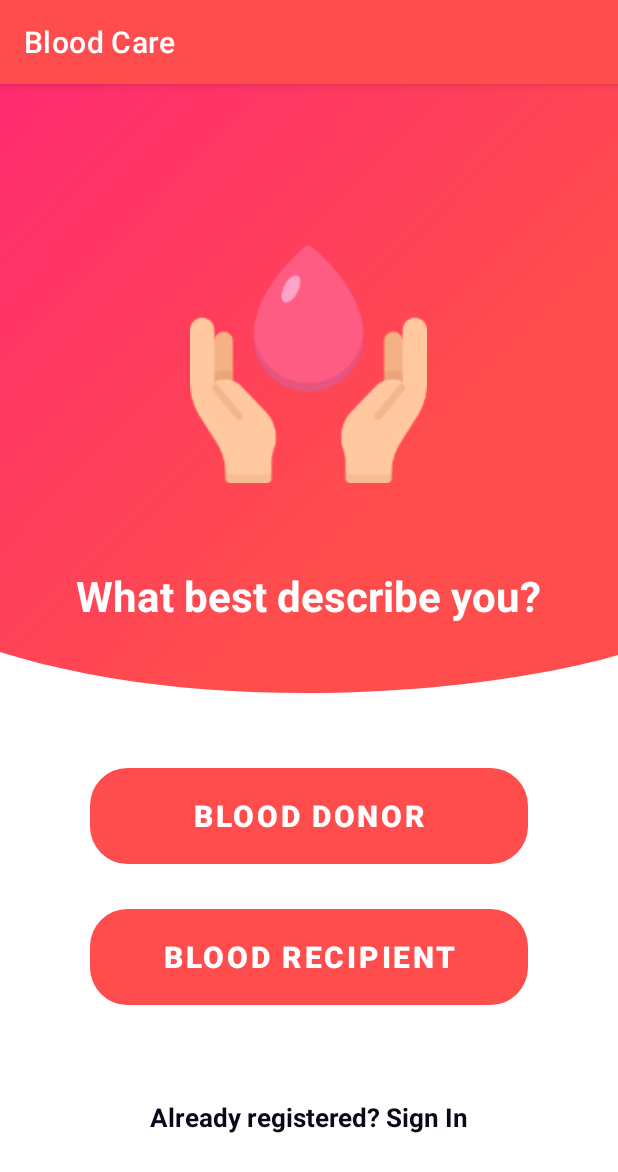
After one commit to sachin-pal89/BloodCare, an Android app: the SelectRegistrationActivity screen opened directly, with no data from a screen before it, on a phone screen of 412 x 824 dp. The commit adds this screen. Shown: the top 1172 px of the screen. Run offline under Robolectric (Android 15) with nearby library versions, the phone set to English and light mode, and no system bars.

Commit message:
Worked on page for user to select their types

```diff
--- a/app/src/main/AndroidManifest.xml
+++ b/app/src/main/AndroidManifest.xml
@@ -9,6 +9,12 @@
         android:roundIcon="@mipmap/ic_launcher_round"
         android:supportsRtl="true"
         android:theme="@style/Theme.BloodCare">
+        <activity
+            android:name=".DonorRegistrationActivity"
+            android:exported="false" />
+        <activity
+            android:name=".SelectRegistrationActivity"
+            android:exported="false" />
         <activity
             android:name=".RecipientRegistrationActivity"
             android:exported="false" />
--- /dev/null
+++ b/app/src/main/java/com/example/bloodcare/DonorRegistrationActivity.java
@@ -0,0 +1,14 @@
+package com.example.bloodcare;
+
+import androidx.appcompat.app.AppCompatActivity;
+
+import android.os.Bundle;
+
+public class DonorRegistrationActivity extends AppCompatActivity {
+
+    @Override
+    protected void onCreate(Bundle savedInstanceState) {
+        super.onCreate(savedInstanceState);
+        setContentView(R.layout.activity_donor_registration);
+    }
+}
--- a/app/src/main/java/com/example/bloodcare/LoginActivity.java
+++ b/app/src/main/java/com/example/bloodcare/LoginActivity.java
@@ -64,13 +64,13 @@ public class LoginActivity extends AppCompatActivity {
         loader = new ProgressDialog(this);
 
 
-//        backButton.setOnClickListener(new View.OnClickListener() {
-//            @Override
-//            public void onClick(View view) {
-//                Intent intent = new Intent(LoginActivity.this, SelectRegistrationActivity.class);
-//                startActivity(intent);
-//            }
-//        });
+        backButton.setOnClickListener(new View.OnClickListener() {
+            @Override
+            public void onClick(View view) {
+                Intent intent = new Intent(LoginActivity.this, SelectRegistrationActivity.class);
+                startActivity(intent);
+            }
+        });
 
         loginButton.setOnClickListener(new View.OnClickListener() {
             @Override
--- /dev/null
+++ b/app/src/main/java/com/example/bloodcare/SelectRegistrationActivity.java
@@ -0,0 +1,52 @@
+package com.example.bloodcare;
+
+import androidx.appcompat.app.AppCompatActivity;
+
+import android.content.Intent;
+import android.os.Bundle;
+import android.view.View;
+import android.widget.Button;
+import android.widget.TextView;
+
+public class SelectRegistrationActivity extends AppCompatActivity {
+
+    private Button donorButton, recipientButton;
+    private TextView backButton;
+
+    @Override
+    protected void onCreate(Bundle savedInstanceState) {
+        super.onCreate(savedInstanceState);
+        setContentView(R.layout.activity_select_registration);
+
+        donorButton = findViewById(R.id.donorButton);
+        recipientButton = findViewById(R.id.recipientButton);
+        backButton = findViewById(R.id.backButton);
+
+        donorButton.setOnClickListener(new View.OnClickListener() {
+            @Override
+            public void onClick(View view) {
+                Intent intent  = new Intent(
+                        SelectRegistrationActivity.this, DonorRegistrationActivity.class);
+                startActivity(intent);
+            }
+        });
+
+        recipientButton.setOnClickListener(new View.OnClickListener() {
+            @Override
+            public void onClick(View view) {
+                Intent intent  = new Intent(
+                        SelectRegistrationActivity.this, RecipientRegistrationActivity.class);
+                startActivity(intent);
+            }
+        });
+
+        backButton.setOnClickListener(new View.OnClickListener() {
+            @Override
+            public void onClick(View view) {
+                Intent intent  = new Intent(
+                        SelectRegistrationActivity.this, LoginActivity.class);
+                startActivity(intent);
+            }
+        });
+    }
+}
--- /dev/null
+++ b/app/src/main/res/drawable/ic_rectangle_593.xml
@@ -0,0 +1,21 @@
+<vector xmlns:android="http://schemas.android.com/apk/res/android"
+    xmlns:aapt="http://schemas.android.com/aapt"
+    android:width="292dp"
+    android:height="64dp"
+    android:viewportWidth="292"
+    android:viewportHeight="64">
+  <path
+      android:pathData="M25,0L267,0A25,25 0,0 1,292 25L292,39A25,25 0,0 1,267 64L25,64A25,25 0,0 1,0 39L0,25A25,25 0,0 1,25 0z">
+    <aapt:attr name="android:fillColor">
+      <gradient
+          android:startY="32"
+          android:startX="-27.74"
+          android:endY="48.768"
+          android:endX="292"
+          android:type="linear">
+        <item android:offset="0" android:color="#FFFF215D"/>
+        <item android:offset="1" android:color="#FFFF4D4D"/>
+      </gradient>
+    </aapt:attr>
+  </path>
+</vector>
--- /dev/null
+++ b/app/src/main/res/drawable/ic_union_1.xml
@@ -0,0 +1,21 @@
+<vector xmlns:android="http://schemas.android.com/apk/res/android"
+    xmlns:aapt="http://schemas.android.com/aapt"
+    android:width="360.732dp"
+    android:height="339.027dp"
+    android:viewportWidth="360.732"
+    android:viewportHeight="339.027">
+  <path
+      android:pathData="M0.631,301.973c-0.289,0.047 -0.461,-1.877 -0.55,-4.972L0,297.001L0,0h360L360,254.973h0.631s0.228,47.67 0,47c-25.436,19.08 -100.483,37.052 -182.479,37.054C116.942,339.029 51.865,329.016 0.631,301.973Z">
+    <aapt:attr name="android:fillColor">
+      <gradient
+          android:startY="-41.022507"
+          android:startX="-40.05535"
+          android:endY="196.29779"
+          android:endX="246.4667"
+          android:type="linear">
+        <item android:offset="0" android:color="#FFFF217A"/>
+        <item android:offset="1" android:color="#FFFF4D4D"/>
+      </gradient>
+    </aapt:attr>
+  </path>
+</vector>
--- /dev/null
+++ b/app/src/main/res/layout/activity_donor_registration.xml
@@ -0,0 +1,9 @@
+<?xml version="1.0" encoding="utf-8"?>
+<androidx.constraintlayout.widget.ConstraintLayout xmlns:android="http://schemas.android.com/apk/res/android"
+    xmlns:app="http://schemas.android.com/apk/res-auto"
+    xmlns:tools="http://schemas.android.com/tools"
+    android:layout_width="match_parent"
+    android:layout_height="match_parent"
+    tools:context=".DonorRegistrationActivity">
+
+</androidx.constraintlayout.widget.ConstraintLayout>
--- a/app/src/main/res/layout/activity_recipient_registration.xml
+++ b/app/src/main/res/layout/activity_recipient_registration.xml
@@ -83,7 +83,7 @@
                 android:id="@+id/registerIdNumber"
                 android:layout_width="wrap_content"
                 android:layout_height="wrap_content"
-                android:layout_marginTop="20dp"
+                android:layout_marginTop="30dp"
                 android:background="@drawable/ic_rectangle_590"
                 android:hint="@string/id_number"
                 android:includeFontPadding="true"
@@ -94,7 +94,7 @@
                 android:id="@+id/registerPhoneNumber"
                 android:layout_width="wrap_content"
                 android:layout_height="wrap_content"
-                android:layout_marginTop="20dp"
+                android:layout_marginTop="30dp"
                 android:background="@drawable/ic_rectangle_590"
                 android:hint="@string/phone_number"
                 android:includeFontPadding="true"
@@ -106,7 +106,7 @@
                 android:layout_width="match_parent"
                 android:layout_height="wrap_content"
                 android:layout_gravity="center"
-                android:layout_marginTop="20dp"
+                android:layout_marginTop="30dp"
                 android:background="@drawable/ic_rectangle_590"
                 android:entries="@array/bloodgroups"
                 android:gravity="center"
@@ -118,7 +118,7 @@
                 android:id="@+id/registerEmail"
                 android:layout_width="wrap_content"
                 android:layout_height="wrap_content"
-                android:layout_marginTop="20dp"
+                android:layout_marginTop="30dp"
                 android:background="@drawable/ic_rectangle_590"
                 android:hint="@string/e_mail"
                 android:includeFontPadding="true"
@@ -129,7 +129,7 @@
                 android:id="@+id/registerPassword"
                 android:layout_width="wrap_content"
                 android:layout_height="wrap_content"
-                android:layout_marginTop="20dp"
+                android:layout_marginTop="30dp"
                 android:background="@drawable/ic_rectangle_590"
                 android:hint="@string/password"
                 android:includeFontPadding="true"
@@ -141,7 +141,7 @@
                 android:layout_width="wrap_content"
                 android:layout_height="wrap_content"
                 android:text="@string/sign_up_now"
-                android:layout_marginTop="20dp"
+                android:layout_marginTop="30dp"
                 android:background="@drawable/ic_rectangle_592" />
 
             <TextView
--- /dev/null
+++ b/app/src/main/res/layout/activity_select_registration.xml
@@ -0,0 +1,88 @@
+<?xml version="1.0" encoding="utf-8"?>
+<androidx.constraintlayout.widget.ConstraintLayout xmlns:android="http://schemas.android.com/apk/res/android"
+    xmlns:app="http://schemas.android.com/apk/res-auto"
+    xmlns:tools="http://schemas.android.com/tools"
+    android:layout_width="match_parent"
+    android:layout_height="match_parent"
+    android:background="@android:color/white"
+    tools:context=".SelectRegistrationActivity">
+
+    <ImageView
+        android:id="@+id/designRed"
+        android:layout_width="505dp"
+        android:layout_height="406dp"
+        android:scaleType="fitXY"
+        android:src="@drawable/ic_union_1"
+        app:layout_constraintEnd_toEndOf="parent"
+        app:layout_constraintStart_toStartOf="parent"
+        app:layout_constraintTop_toTopOf="parent" />
+
+    <ImageView
+        android:id="@+id/logoImage"
+        android:layout_width="wrap_content"
+        android:layout_height="wrap_content"
+        android:layout_marginTop="108dp"
+        android:src="@drawable/blood_donation"
+        app:layout_constraintEnd_toEndOf="parent"
+        app:layout_constraintHorizontal_bias="0.498"
+        app:layout_constraintStart_toStartOf="parent"
+        app:layout_constraintTop_toTopOf="parent" />
+
+    <TextView
+        android:layout_width="wrap_content"
+        android:layout_height="wrap_content"
+        android:layout_marginTop="56dp"
+        android:text="@string/what_best_describe_you"
+        android:textColor="@android:color/white"
+        android:textSize="28sp"
+        android:textStyle="bold"
+        app:layout_constraintEnd_toEndOf="parent"
+        app:layout_constraintHorizontal_bias="0.495"
+        app:layout_constraintStart_toStartOf="parent"
+        app:layout_constraintTop_toBottomOf="@id/logoImage" />
+
+    <Button
+        android:id="@+id/donorButton"
+        android:layout_width="wrap_content"
+        android:layout_height="wrap_content"
+        android:layout_marginTop="50dp"
+        android:text="@string/blood_donor"
+        android:textColor="@android:color/white"
+        android:textSize="20sp"
+        android:textStyle="bold"
+        android:background="@drawable/ic_rectangle_593"
+        app:layout_constraintStart_toStartOf="parent"
+        app:layout_constraintEnd_toEndOf="parent"
+        app:layout_constraintTop_toBottomOf="@id/designRed"/>
+
+    <Button
+        android:id="@+id/recipientButton"
+        android:layout_width="wrap_content"
+        android:layout_height="wrap_content"
+        android:layout_marginTop="30dp"
+        android:text="@string/blood_recipient"
+        android:textColor="@android:color/white"
+        android:textSize="20sp"
+        android:textStyle="bold"
+        android:background="@drawable/ic_rectangle_593"
+        app:layout_constraintStart_toStartOf="parent"
+        app:layout_constraintEnd_toEndOf="parent"
+        app:layout_constraintTop_toBottomOf="@id/donorButton"/>
+
+    <TextView
+        android:id="@+id/backButton"
+        android:text="@string/already_registered_sign_in"
+        android:layout_marginTop="15dp"
+        android:layout_marginBottom="20dp"
+        android:textColor="#0A0819"
+        android:textSize="17sp"
+        android:textStyle="bold"
+        android:gravity="center"
+        android:layout_width="match_parent"
+        android:layout_height="wrap_content"
+        app:layout_constraintStart_toStartOf="parent"
+        app:layout_constraintEnd_toEndOf="parent"
+        app:layout_constraintTop_toBottomOf="@id/recipientButton"
+        app:layout_constraintBottom_toBottomOf="parent"/>
+
+</androidx.constraintlayout.widget.ConstraintLayout>
--- a/app/src/main/res/values-night/themes.xml
+++ b/app/src/main/res/values-night/themes.xml
@@ -2,7 +2,7 @@
     <!-- Base application theme. -->
     <style name="Theme.BloodCare" parent="Theme.MaterialComponents.DayNight.DarkActionBar">
         <!-- Primary brand color. -->
-        <item name="colorPrimary">@color/purple_200</item>
+        <item name="colorPrimary">#FF4D4D</item>
         <item name="colorPrimaryVariant">@color/purple_700</item>
         <item name="colorOnPrimary">@color/black</item>
         <!-- Secondary brand color. -->
--- a/app/src/main/res/values/strings.xml
+++ b/app/src/main/res/values/strings.xml
@@ -20,6 +20,9 @@
     <string name="enter_email">Enter Email</string>
     <string name="sign_in_to_continue">Sign in to continue</string>
     <string name="login_page">Login Page</string>
+    <string name="what_best_describe_you">What best describe you?</string>
+    <string name="blood_donor">Blood Donor</string>
+    <string name="blood_recipient">Blood Recipient</string>
 
     <string-array name="bloodgroups">
         <item>Select your blood group</item>
--- a/app/src/main/res/values/themes.xml
+++ b/app/src/main/res/values/themes.xml
@@ -2,7 +2,7 @@
     <!-- Base application theme. -->
     <style name="Theme.BloodCare" parent="Theme.MaterialComponents.DayNight.DarkActionBar">
         <!-- Primary brand color. -->
-        <item name="colorPrimary">@color/purple_500</item>
+        <item name="colorPrimary">#FF4D4D</item>
         <item name="colorPrimaryVariant">@color/purple_700</item>
         <item name="colorOnPrimary">@color/white</item>
         <!-- Secondary brand color. -->
```
Also changed, not shown: app/libs/activation.jar (added), app/libs/additionnal.jar (added), app/libs/mail.jar (added).
